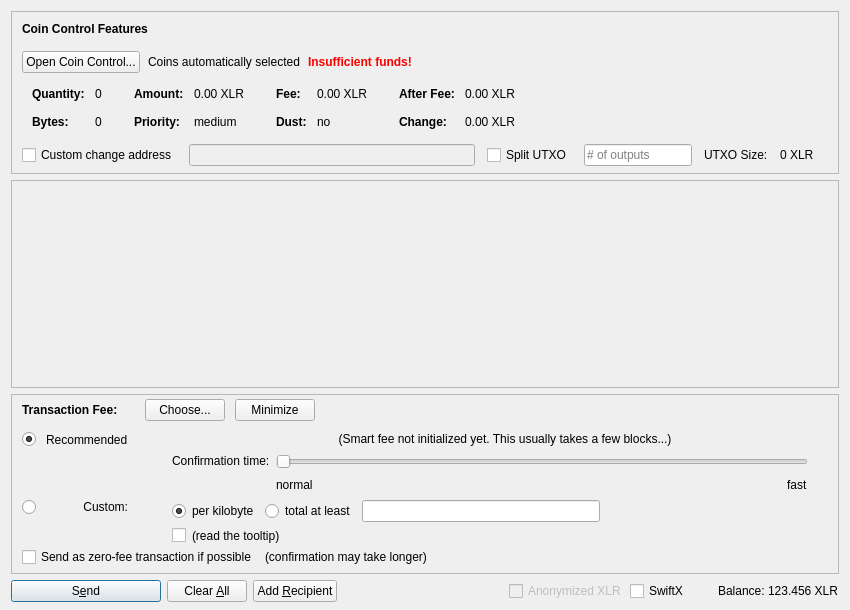
The window that src/qt/forms/sendcoinsdialog.ui (listedlinked/newsvn) describes before a commit, drawn with Qt 5.
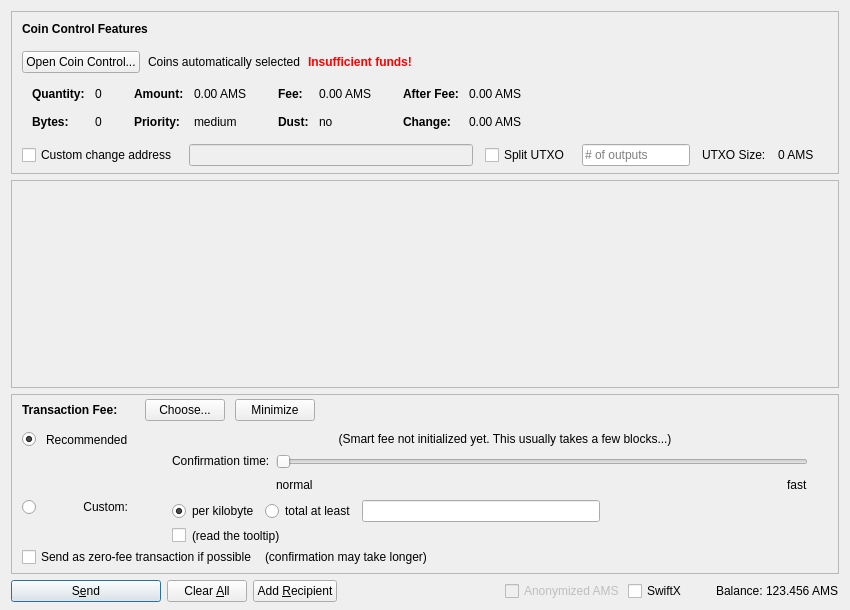
The same window after the commit. Icons and pictures are not drawn. Custom widgets are drawn as their Qt base class.

The edit to the form file:
```diff
--- a/src/qt/forms/sendcoinsdialog.ui
+++ b/src/qt/forms/sendcoinsdialog.ui
@@ -324,7 +324,7 @@
                   <enum>Qt::ActionsContextMenu</enum>
                  </property>
                  <property name="text">
-                  <string notr="true">0.00 XLR</string>
+                  <string notr="true">0.00 AMS</string>
                  </property>
                  <property name="textInteractionFlags">
                   <set>Qt::LinksAccessibleByMouse|Qt::TextSelectableByKeyboard|Qt::TextSelectableByMouse</set>
@@ -404,7 +404,7 @@
                   <enum>Qt::ActionsContextMenu</enum>
                  </property>
                  <property name="text">
-                  <string notr="true">0.00 XLR</string>
+                  <string notr="true">0.00 AMS</string>
                  </property>
                  <property name="textInteractionFlags">
                   <set>Qt::LinksAccessibleByMouse|Qt::TextSelectableByKeyboard|Qt::TextSelectableByMouse</set>
@@ -484,7 +484,7 @@
                   <enum>Qt::ActionsContextMenu</enum>
                  </property>
                  <property name="text">
-                  <string notr="true">0.00 XLR</string>
+                  <string notr="true">0.00 AMS</string>
                  </property>
                  <property name="textInteractionFlags">
                   <set>Qt::LinksAccessibleByMouse|Qt::TextSelectableByKeyboard|Qt::TextSelectableByMouse</set>
@@ -513,7 +513,7 @@
                   <enum>Qt::ActionsContextMenu</enum>
                  </property>
                  <property name="text">
-                  <string notr="true">0.00 XLR</string>
+                  <string notr="true">0.00 AMS</string>
                  </property>
                  <property name="textInteractionFlags">
                   <set>Qt::LinksAccessibleByMouse|Qt::TextSelectableByKeyboard|Qt::TextSelectableByMouse</set>
@@ -594,7 +594,7 @@
           <item>
            <widget class="QLabel" name="labelBlockSize">
             <property name="text">
-             <string>0 XLR</string>
+             <string>0 AMS</string>
             </property>
            </widget>
           </item>
@@ -1390,7 +1390,7 @@
           <bool>false</bool>
          </property>
          <property name="text">
-          <string>Anonymized XLR</string>
+          <string>Anonymized AMS</string>
          </property>
         </widget>
        </item>
@@ -1429,7 +1429,7 @@
           <cursorShape>IBeamCursor</cursorShape>
          </property>
          <property name="text">
-          <string notr="true">123.456 XLR</string>
+          <string notr="true">123.456 AMS</string>
          </property>
          <property name="textInteractionFlags">
           <set>Qt::LinksAccessibleByMouse|Qt::TextSelectableByKeyboard|Qt::TextSelectableByMouse</set>
```
Left out of the diff: 14 changed lines with no effect on the pictures.
